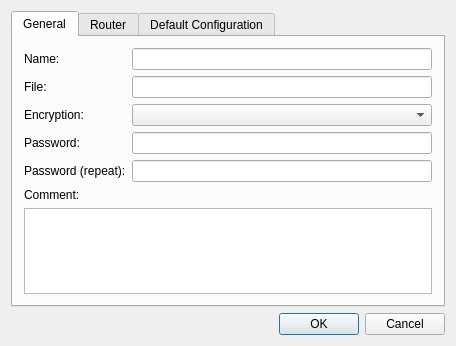
This is source/console/address_book_dialog.ui in dchapyshev/aspia as Qt 5 draws it before an edit. The edited form follows.
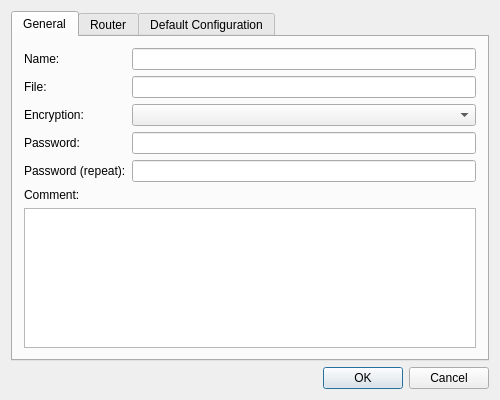
This is the edited form. Icons and pictures are not drawn.

```diff
--- a/source/console/address_book_dialog.ui
+++ b/source/console/address_book_dialog.ui
@@ -9,8 +9,8 @@
    <rect>
     <x>0</x>
     <y>0</y>
-    <width>456</width>
-    <height>346</height>
+    <width>500</width>
+    <height>400</height>
    </rect>
   </property>
   <property name="windowTitle">
```
